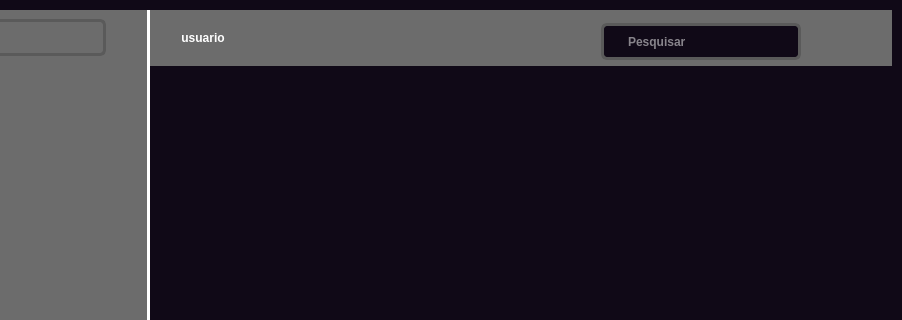
First picture: the form in design/NOVODASH.ui, repository Zstraffey/NewTE, before the edit; both pictures show x 363 to 1265 and y 0 to 320 of the 1265 by 800 pixel window.
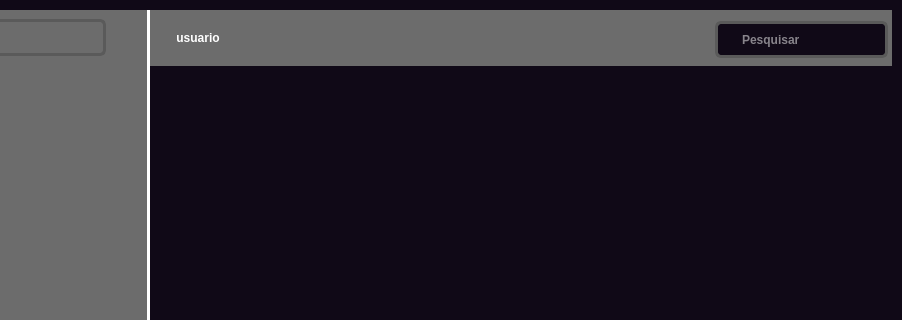
Second picture: the form after the edit. The open tabs and pages were chosen to show the change. Icons and pictures are not drawn.

```diff
--- a/design/NOVODASH.ui
+++ b/design/NOVODASH.ui
@@ -2433,14 +2433,14 @@
               <item alignment="Qt::AlignLeft">
                <widget class="QFrame" name="frame_btns_2">
                 <property name="sizePolicy">
-                 <sizepolicy hsizetype="Fixed" vsizetype="Expanding">
+                 <sizepolicy hsizetype="Expanding" vsizetype="Expanding">
                   <horstretch>0</horstretch>
                   <verstretch>0</verstretch>
                  </sizepolicy>
                 </property>
                 <property name="minimumSize">
                  <size>
-                  <width>200</width>
+                  <width>300</width>
                   <height>0</height>
                  </size>
                 </property>
@@ -2463,7 +2463,6 @@
     padding: 6px 22px;
     border-radius: 6px;
     border: none;
-    min-width: 54px;   /* largura mínima */
 }
 QPushButton:hover {
     background-color: #4a4a4a;
@@ -2499,11 +2498,17 @@
                  <item alignment="Qt::AlignLeft">
                   <widget class="QPushButton" name="btn_calendario_do_dash_2">
                    <property name="sizePolicy">
-                    <sizepolicy hsizetype="Fixed" vsizetype="Fixed">
+                    <sizepolicy hsizetype="Expanding" vsizetype="Expanding">
                      <horstretch>100</horstretch>
                      <verstretch>0</verstretch>
                     </sizepolicy>
                    </property>
+                   <property name="minimumSize">
+                    <size>
+                     <width>0</width>
+                     <height>0</height>
+                    </size>
+                   </property>
                    <property name="cursor">
                     <cursorShape>PointingHandCursor</cursorShape>
                    </property>
@@ -2531,6 +2536,19 @@
                 </layout>
                </widget>
               </item>
+              <item>
+               <spacer name="horizontalSpacer">
+                <property name="orientation">
+                 <enum>Qt::Horizontal</enum>
+                </property>
+                <property name="sizeHint" stdset="0">
+                 <size>
+                  <width>40</width>
+                  <height>20</height>
+                 </size>
+                </property>
+               </spacer>
+              </item>
               <item>
                <widget class="QFrame" name="frame_pesquisa_2">
                 <property name="sizePolicy">
@@ -2539,6 +2557,12 @@
                   <verstretch>0</verstretch>
                  </sizepolicy>
                 </property>
+                <property name="maximumSize">
+                 <size>
+                  <width>200</width>
+                  <height>16777215</height>
+                 </size>
+                </property>
                 <property name="styleSheet">
                  <string notr="true">
 QLineEdit {
@@ -2569,12 +2593,18 @@
                 </property>
                 <layout class="QHBoxLayout" name="horizontalLayout_51">
                  <property name="leftMargin">
-                  <number>160</number>
+                  <number>0</number>
+                 </property>
+                 <property name="topMargin">
+                  <number>7</number>
                  </property>
                  <property name="rightMargin">
                   <number>0</number>
                  </property>
-                 <item>
+                 <property name="bottomMargin">
+                  <number>9</number>
+                 </property>
+                 <item alignment="Qt::AlignRight">
                   <widget class="QLineEdit" name="lineedit_campo_pesquisa_2">
                    <property name="sizePolicy">
                     <sizepolicy hsizetype="Expanding" vsizetype="Expanding">
```
Left out of the diff: 39 changed lines with no effect on the pictures.
